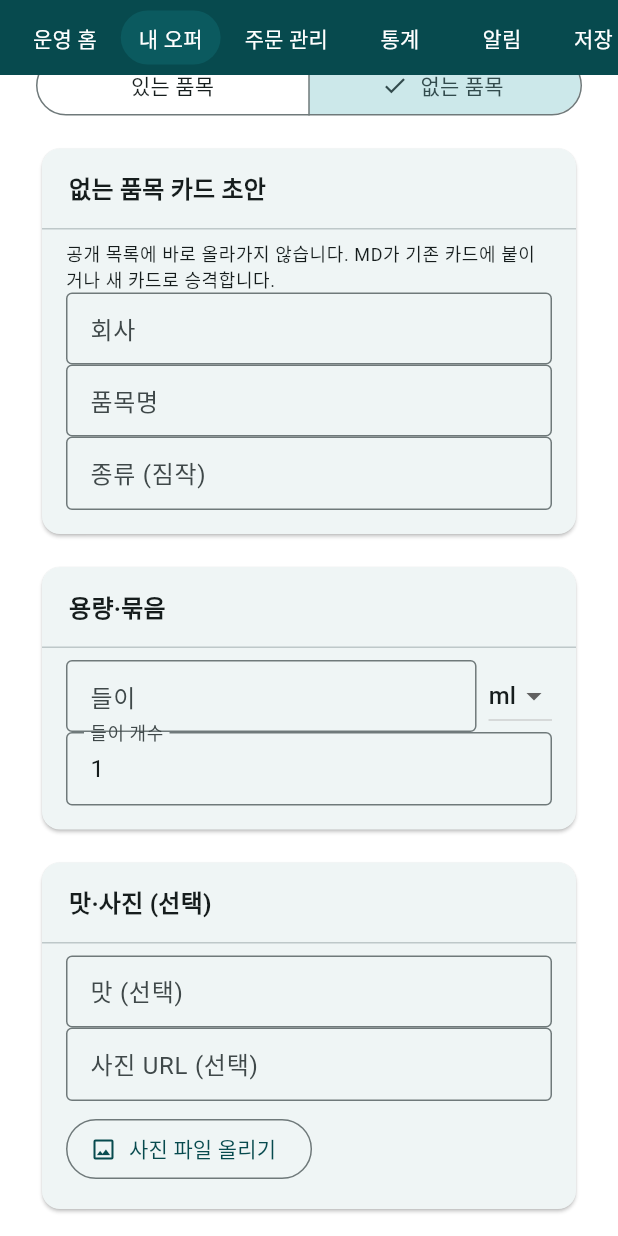
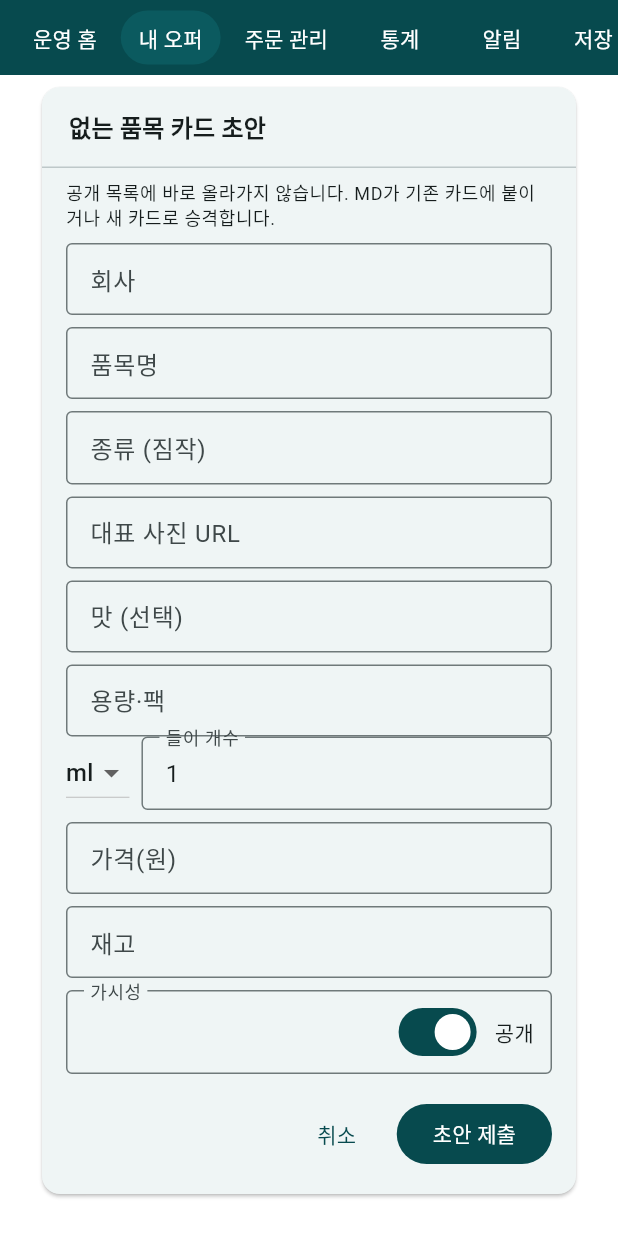
Before and after one commit to hongdydk/ZeroSearch, a Flutter app: the SellerOfferRegisterScreen screen opened directly, scrolled down 176 dp, after a tap on "없는 품목", on a phone screen of 412 x 824 dp. Run offline on Flutter 3.47's test engine with Material 3 defaults, Android fonts, the phone set to English and light mode, and no system bars; our stand-ins replace built_collection, built_value, dio, file_picker, flutter_riverpod, flutter_secure_storage and 2 more; missing offline and left inert: dart:js_interop, shopping_mall_api; accounts and stored records are empty; network calls fail.

Commit message:
없는 품목 카드 초안을 한 장 폼으로 맞추고 재고 아래에 가시성 토글을 둔다.
목업처럼 기본 공개이며 초안 제출 때 공개/비공개 의도를 같이 저장한다.

Co-authored-by: hongdydk <hongdydk@users.noreply.github.com>

```diff
--- a/apps/flutter/lib/features/seller/seller_offer_register_screen.dart
+++ b/apps/flutter/lib/features/seller/seller_offer_register_screen.dart
@@ -26,10 +26,8 @@ class _SellerOfferRegisterScreenState
     extends ConsumerState<SellerOfferRegisterScreen>
     with AsyncBusyState {
   late bool _missing;
-  bool _step2 = false;
   CatalogProductModel? _catalog;
   ProductModel? _createdProduct;
-  IntakeDraftModel? _createdDraft;
 
   final _search = TextEditingController();
   final _manufacturer = TextEditingController();
@@ -53,6 +51,7 @@ class _SellerOfferRegisterScreenState
   void initState() {
     super.initState();
     _missing = widget.missingItem;
+    if (_missing) _customUnit = true;
   }
 
   @override
@@ -172,7 +171,25 @@ class _SellerOfferRegisterScreenState
         final api = ref.read(apiClientProvider);
         final image = _imageUrl.text.trim();
         if (_missing) {
-          final draft = await api.sellerCreateCardDraft(
+          final priceText = _price.text.trim();
+          final stockText = _stock.text.trim();
+          final price = int.tryParse(priceText);
+          final stock = int.tryParse(stockText);
+          if (priceText.isNotEmpty && (price == null || price < 0)) {
+            if (!mounted) return;
+            ScaffoldMessenger.of(context).showSnackBar(
+              const SnackBar(content: Text('가격을 숫자로 입력하세요.')),
+            );
+            return;
+          }
+          if (stockText.isNotEmpty && (stock == null || stock < 0)) {
+            if (!mounted) return;
+            ScaffoldMessenger.of(context).showSnackBar(
+              const SnackBar(content: Text('재고를 숫자로 입력하세요.')),
+            );
+            return;
+          }
+          await api.sellerCreateCardDraft(
             manufacturer: _manufacturer.text.trim(),
             title: _title.text.trim(),
             category: _category.text.trim(),
@@ -182,13 +199,13 @@ class _SellerOfferRegisterScreenState
             packCount: units.pack,
             flavor: _flavor.text.trim().isEmpty ? null : _flavor.text.trim(),
             imageUrl: image.isEmpty ? null : image,
+            priceCredits: price != null && price > 0 ? price : null,
+            stock: stock,
+            visibility: _public ? 'public' : 'hidden',
           );
           if (!mounted) return;
-          setState(() {
-            _createdDraft = draft;
-            _public = draft.isPublic;
-            _step2 = false;
-          });
+          context.go('/seller/products');
+          return;
         } else {
           final catalog = _catalog!;
           final created = await api.sellerCreateProduct(
@@ -205,45 +222,8 @@ class _SellerOfferRegisterScreenState
           if (!mounted) return;
           setState(() {
             _createdProduct = created;
-            _step2 = false;
           });
         }
-      } on ApiException catch (e) {
-        if (!mounted) return;
-        ScaffoldMessenger.of(context).showSnackBar(SnackBar(content: Text(e.message)));
-      }
-    });
-  }
-
-  Future<void> _submitPrice() async {
-    if (isBusy('price')) return;
-    final price = int.tryParse(_price.text.trim());
-    final stock = int.tryParse(_stock.text.trim());
-    if (price == null || price <= 0 || stock == null || stock < 0) {
-      ScaffoldMessenger.of(context).showSnackBar(
-        const SnackBar(content: Text('가격과 재고를 숫자로 입력하세요.')),
-      );
-      return;
-    }
-    await runBusy('price', () async {
-      try {
-        final api = ref.read(apiClientProvider);
-        if (_createdProduct != null) {
-          await api.sellerUpdateProduct(
-            _createdProduct!.id,
-            priceCredits: price,
-            stock: stock,
-          );
-        } else if (_createdDraft != null) {
-          await api.sellerUpdateCardDraft(
-            _createdDraft!.id,
-            priceCredits: price,
-            stock: stock,
-            visibility: _public ? 'public' : 'hidden',
-          );
-        }
-        if (!mounted) return;
-        context.go('/seller/products');
       } on ApiException catch (e) {
         if (!mounted) return;
         ScaffoldMessenger.of(context).showSnackBar(SnackBar(content: Text(e.message)));
@@ -255,16 +235,13 @@ class _SellerOfferRegisterScreenState
 
   void _continuePrice() {
     final product = _createdProduct;
-    if (product != null) {
+    if (product == null) return;
     context.go('/seller/products/${product.id}');
-      return;
-    }
-    setState(() => _step2 = true);
   }
 
   @override
   Widget build(BuildContext context) {
-    final created = _createdProduct != null || _createdDraft != null;
+    final created = _createdProduct != null;
     return PortalWorkspaceScaffold(
       role: PortalWorkspaceRole.seller,
       activePath: '/seller/products',
@@ -285,11 +262,13 @@ class _SellerOfferRegisterScreenState
     return Column(
       crossAxisAlignment: CrossAxisAlignment.stretch,
       children: [
+        if (!_missing) ...[
           Text(
             '1단계: 품목과 용량만 만듭니다. 가격·재고는 다음에서 붙일 수 있습니다. MD 검수 전에는 공개되지 않습니다.',
             style: Theme.of(context).textTheme.bodySmall,
           ),
           const SizedBox(height: 12),
+        ],
         SegmentedButton<bool>(
           segments: const [
             ButtonSegment(value: false, label: Text('있는 품목')),
@@ -301,11 +280,13 @@ class _SellerOfferRegisterScreenState
               _missing = value.first;
               _catalog = null;
               _selectedOption = null;
+              if (_missing) _customUnit = true;
             });
           },
         ),
         const SizedBox(height: 14),
-        if (_missing) _buildMissingCard() else _buildCatalogCard(),
+        if (_missing) _buildMissingCard() else ...[
+          _buildCatalogCard(),
           const SizedBox(height: 14),
           PortalSection(title: '용량·묶음', child: _buildUnits()),
           const SizedBox(height: 14),
@@ -356,6 +337,7 @@ class _SellerOfferRegisterScreenState
             onPressed: isBusy('create') ? null : _submitIdentity,
             child: isBusy('create') ? busyProgress() : const Text('오퍼 초안 만들기'),
           ),
+        ],
       ],
     );
   }
@@ -444,20 +426,99 @@ class _SellerOfferRegisterScreenState
               '공개 목록에 바로 올라가지 않습니다. MD가 기존 카드에 붙이거나 새 카드로 승격합니다.',
               style: Theme.of(context).textTheme.bodySmall,
             ),
+            const SizedBox(height: 8),
             TextField(
               controller: _manufacturer,
               decoration: const InputDecoration(labelText: '회사'),
             ),
+            const SizedBox(height: 8),
             TextField(
               controller: _title,
               decoration: const InputDecoration(labelText: '품목명'),
             ),
+            const SizedBox(height: 8),
             TextField(
               controller: _category,
               decoration: const InputDecoration(
                 labelText: '종류 (짐작)',
                 hintText: '생수, 떡갈비',
               ),
+            ),
+            const SizedBox(height: 8),
+            TextField(
+              controller: _imageUrl,
+              decoration: const InputDecoration(labelText: '대표 사진 URL'),
+            ),
+            const SizedBox(height: 8),
+            TextField(
+              controller: _flavor,
+              decoration: const InputDecoration(labelText: '맛 (선택)'),
+            ),
+            const SizedBox(height: 8),
+            TextField(
+              controller: _amount,
+              decoration: const InputDecoration(labelText: '용량·팩'),
+              keyboardType: const TextInputType.numberWithOptions(decimal: true),
+              onChanged: (_) => setState(() {}),
+            ),
+            Row(
+              children: [
+                DropdownButton<String>(
+                  value: sellerOfferUnits.contains(_unit) ? _unit : 'ml',
+                  items: [
+                    for (final unit in sellerOfferUnits)
+                      DropdownMenuItem(value: unit, child: Text(unit)),
+                  ],
+                  onChanged: (value) {
+                    if (value == null) return;
+                    setState(() => _unit = value);
+                  },
+                ),
+                const SizedBox(width: 8),
+                Expanded(
+                  child: TextField(
+                    controller: _pack,
+                    decoration: const InputDecoration(
+                      labelText: '들이 개수',
+                      hintText: '낱개는 1',
+                    ),
+                    keyboardType: TextInputType.number,
+                    onChanged: (_) => setState(() {}),
+                  ),
+                ),
+              ],
+            ),
+            const SizedBox(height: 8),
+            TextField(
+              controller: _price,
+              decoration: const InputDecoration(labelText: '가격(원)'),
+              keyboardType: TextInputType.number,
+            ),
+            const SizedBox(height: 8),
+            TextField(
+              controller: _stock,
+              decoration: const InputDecoration(labelText: '재고'),
+              keyboardType: TextInputType.number,
+            ),
+            const SizedBox(height: 8),
+            SellerVisibilityRow(
+              isPublic: _public,
+              onChanged: (value) => setState(() => _public = value),
+            ),
+            const SizedBox(height: 16),
+            Row(
+              mainAxisAlignment: MainAxisAlignment.end,
+              children: [
+                TextButton(
+                  onPressed: isBusy('create') ? null : _goList,
+                  child: const Text('취소'),
+                ),
+                const SizedBox(width: 8),
+                FilledButton(
+                  onPressed: isBusy('create') ? null : _submitIdentity,
+                  child: isBusy('create') ? busyProgress() : const Text('초안 제출'),
+                ),
+              ],
             ),
           ],
         ),
@@ -552,42 +613,9 @@ class _SellerOfferRegisterScreenState
   }
 
   Widget _buildCreated() {
-    final title = _createdProduct?.title ?? _createdDraft?.cardTitle ?? '오퍼';
-    final option = _createdProduct != null
-        ? sellerOfferOptionLabel(_createdProduct!)
-        : (_createdDraft?.optionLabel ?? '');
-    if (_step2 && _createdDraft != null) {
-      return PortalSection(
-        title: '2단계 가격·재고',
-        child: Padding(
-          padding: const EdgeInsets.fromLTRB(16, 8, 16, 16),
-          child: Column(
-            children: [
-              Text('$title · $option', style: Theme.of(context).textTheme.bodySmall),
-              TextField(
-                controller: _price,
-                decoration: const InputDecoration(labelText: '가격(원)'),
-                keyboardType: TextInputType.number,
-              ),
-              TextField(
-                controller: _stock,
-                decoration: const InputDecoration(labelText: '재고'),
-                keyboardType: TextInputType.number,
-              ),
-              SellerVisibilityRow(
-                isPublic: _public,
-                onChanged: (value) => setState(() => _public = value),
-              ),
-              const SizedBox(height: 12),
-              FilledButton(
-                onPressed: isBusy('price') ? null : _submitPrice,
-                child: isBusy('price') ? busyProgress() : const Text('가격·재고 저장'),
-              ),
-            ],
-          ),
-        ),
-      );
-    }
+    final product = _createdProduct!;
+    final title = product.title;
+    final option = sellerOfferOptionLabel(product);
     return PortalSection(
       title: '초안이 만들어졌습니다',
       child: Padding(
--- a/apps/flutter/lib/features/seller/seller_visibility_row.dart
+++ b/apps/flutter/lib/features/seller/seller_visibility_row.dart
@@ -12,18 +12,17 @@ class SellerVisibilityRow extends StatelessWidget {
 
   @override
   Widget build(BuildContext context) {
-    return Padding(
-      padding: const EdgeInsets.symmetric(vertical: 4),
+    return InputDecorator(
+      decoration: const InputDecoration(
+        labelText: '가시성',
+        contentPadding: EdgeInsets.fromLTRB(12, 4, 8, 4),
+      ),
       child: Row(
         children: [
-          Text('가시성', style: Theme.of(context).textTheme.bodyLarge),
           const Spacer(),
           Switch(value: isPublic, onChanged: onChanged),
           const SizedBox(width: 8),
-          SizedBox(
-            width: 48,
-            child: Text(isPublic ? '공개' : '비공개'),
-          ),
+          Text(isPublic ? '공개' : '비공개'),
         ],
       ),
     );
```
Also changed, not shown: 1 other file. Lines whose indentation alone changed are shown as unchanged.
